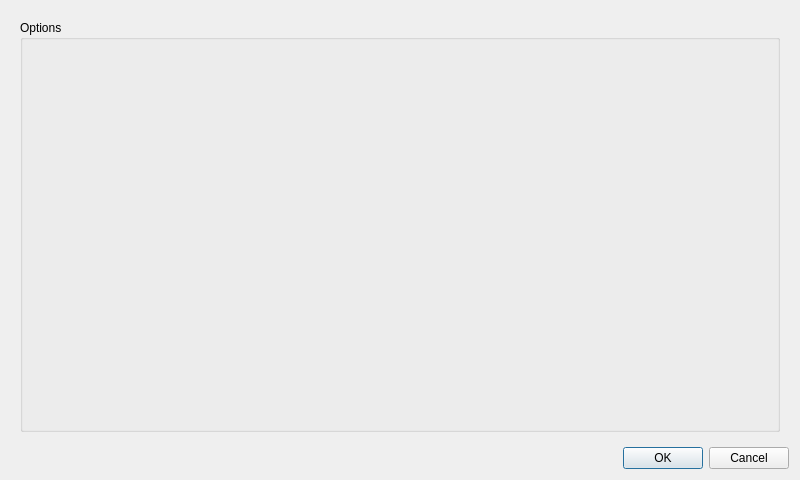
The window that libs/gui/imageexport.ui (xchrdw/cgsee) describes before a commit, drawn with Qt 5.
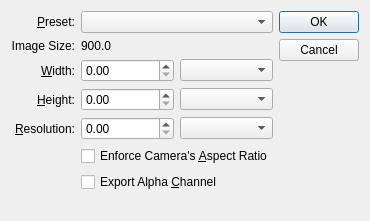
The same window after the commit.

Commit message: ref #12 start on new export gui

Diff of the .ui file:
```diff
--- a/libs/gui/imageexport.ui
+++ b/libs/gui/imageexport.ui
@@ -6,41 +6,141 @@
    <rect>
     <x>0</x>
     <y>0</y>
-    <width>800</width>
-    <height>480</height>
+    <width>360</width>
+    <height>221</height>
    </rect>
   </property>
   <property name="windowTitle">
    <string>Image Export</string>
   </property>
-  <layout class="QVBoxLayout" name="verticalLayout">
-   <item>
-    <widget class="QWidget" name="widget" native="true">
-     <layout class="QVBoxLayout" name="verticalLayout_2">
-      <item>
-       <layout class="QVBoxLayout" name="filedialoglayout"/>
-      </item>
-      <item>
-       <widget class="QGroupBox" name="groupBox">
-        <property name="title">
-         <string>Options</string>
-        </property>
-        <layout class="QGridLayout" name="gridLayout"/>
-       </widget>
-      </item>
-     </layout>
+  <layout class="QGridLayout" name="gridLayout">
+   <item row="0" column="0">
+    <widget class="QLabel" name="label_2">
+     <property name="text">
+      <string>&amp;Preset:</string>
+     </property>
+     <property name="alignment">
+      <set>Qt::AlignRight|Qt::AlignTrailing|Qt::AlignVCenter</set>
+     </property>
+     <property name="buddy">
+      <cstring>comboBox_2</cstring>
+     </property>
     </widget>
    </item>
-   <item>
+   <item row="0" column="1" colspan="2">
+    <widget class="QComboBox" name="comboBox_2"/>
+   </item>
+   <item row="0" column="3" rowspan="7">
     <widget class="QDialogButtonBox" name="buttonBox">
      <property name="orientation">
-      <enum>Qt::Horizontal</enum>
+      <enum>Qt::Vertical</enum>
      </property>
      <property name="standardButtons">
       <set>QDialogButtonBox::Cancel|QDialogButtonBox::Ok</set>
      </property>
     </widget>
    </item>
+   <item row="1" column="0">
+    <widget class="QLabel" name="label_8">
+     <property name="text">
+      <string>Image Size:</string>
+     </property>
+     <property name="alignment">
+      <set>Qt::AlignRight|Qt::AlignTrailing|Qt::AlignVCenter</set>
+     </property>
+    </widget>
+   </item>
+   <item row="1" column="1" colspan="2">
+    <widget class="QLabel" name="label_9">
+     <property name="text">
+      <string>900.0</string>
+     </property>
+    </widget>
+   </item>
+   <item row="2" column="0">
+    <widget class="QLabel" name="label_4">
+     <property name="text">
+      <string>&amp;Width:</string>
+     </property>
+     <property name="alignment">
+      <set>Qt::AlignRight|Qt::AlignTrailing|Qt::AlignVCenter</set>
+     </property>
+     <property name="buddy">
+      <cstring>doubleSpinBox</cstring>
+     </property>
+    </widget>
+   </item>
+   <item row="5" column="1" colspan="2">
+    <widget class="QCheckBox" name="checkBox">
+     <property name="text">
+      <string>Enforce Camera's &amp;Aspect Ratio</string>
+     </property>
+    </widget>
+   </item>
+   <item row="2" column="2">
+    <widget class="QComboBox" name="comboBox_3"/>
+   </item>
+   <item row="3" column="1">
+    <widget class="QDoubleSpinBox" name="doubleSpinBox_2"/>
+   </item>
+   <item row="3" column="2">
+    <widget class="QComboBox" name="comboBox_4"/>
+   </item>
+   <item row="4" column="0">
+    <widget class="QLabel" name="label_7">
+     <property name="text">
+      <string>&amp;Resolution:</string>
+     </property>
+     <property name="alignment">
+      <set>Qt::AlignRight|Qt::AlignTrailing|Qt::AlignVCenter</set>
+     </property>
+     <property name="buddy">
+      <cstring>doubleSpinBox_3</cstring>
+     </property>
+    </widget>
+   </item>
+   <item row="2" column="1">
+    <widget class="QDoubleSpinBox" name="doubleSpinBox"/>
+   </item>
+   <item row="4" column="2">
+    <widget class="QComboBox" name="comboBox_5"/>
+   </item>
+   <item row="6" column="1" colspan="2">
+    <widget class="QCheckBox" name="checkBox_2">
+     <property name="text">
+      <string>Export Alpha &amp;Channel</string>
+     </property>
+    </widget>
+   </item>
+   <item row="3" column="0">
+    <widget class="QLabel" name="label_6">
+     <property name="text">
+      <string>&amp;Height:</string>
+     </property>
+     <property name="alignment">
+      <set>Qt::AlignRight|Qt::AlignTrailing|Qt::AlignVCenter</set>
+     </property>
+     <property name="buddy">
+      <cstring>doubleSpinBox_2</cstring>
+     </property>
+    </widget>
+   </item>
+   <item row="4" column="1">
+    <widget class="QDoubleSpinBox" name="doubleSpinBox_3"/>
+   </item>
+   <item row="7" column="0" colspan="4">
+    <spacer name="verticalSpacer">
+     <property name="orientation">
+      <enum>Qt::Vertical</enum>
+     </property>
+     <property name="sizeHint" stdset="0">
+      <size>
+       <width>20</width>
+       <height>40</height>
+      </size>
+     </property>
+    </spacer>
+   </item>
   </layout>
  </widget>
  <resources/>
```
Left out of the diff: 12 changed lines with no effect on the pictures. The commit also changes 6 other files.
